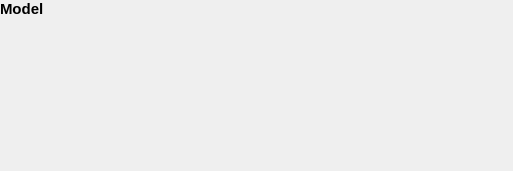
Qt form ui/designer/ui_model_widget.ui (herlegon/hconvert) before a commit.
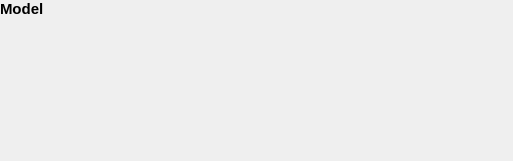
The same form after that commit. Custom widgets are drawn as their Qt base class.

```diff
--- a/ui/designer/ui_model_widget.ui
+++ b/ui/designer/ui_model_widget.ui
@@ -7,9 +7,15 @@
     <x>0</x>
     <y>0</y>
     <width>513</width>
-    <height>171</height>
+    <height>161</height>
    </rect>
   </property>
+  <property name="sizePolicy">
+   <sizepolicy hsizetype="Preferred" vsizetype="MinimumExpanding">
+    <horstretch>0</horstretch>
+    <verstretch>0</verstretch>
+   </sizepolicy>
+  </property>
   <property name="windowTitle">
    <string>Form</string>
   </property>
```
